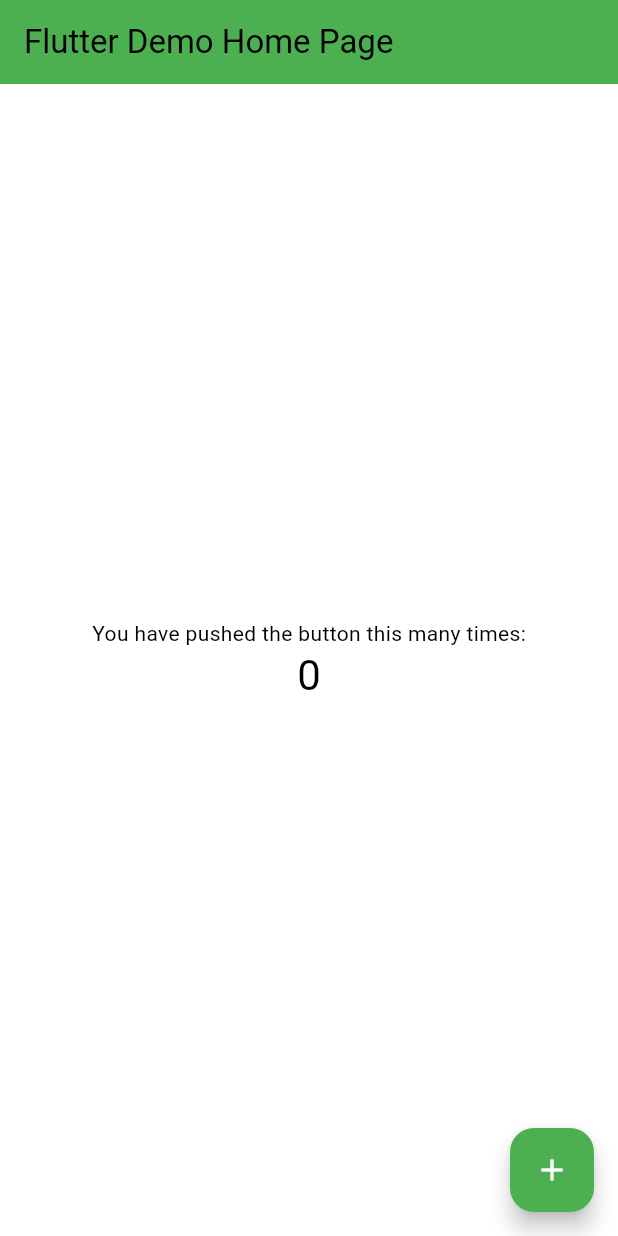
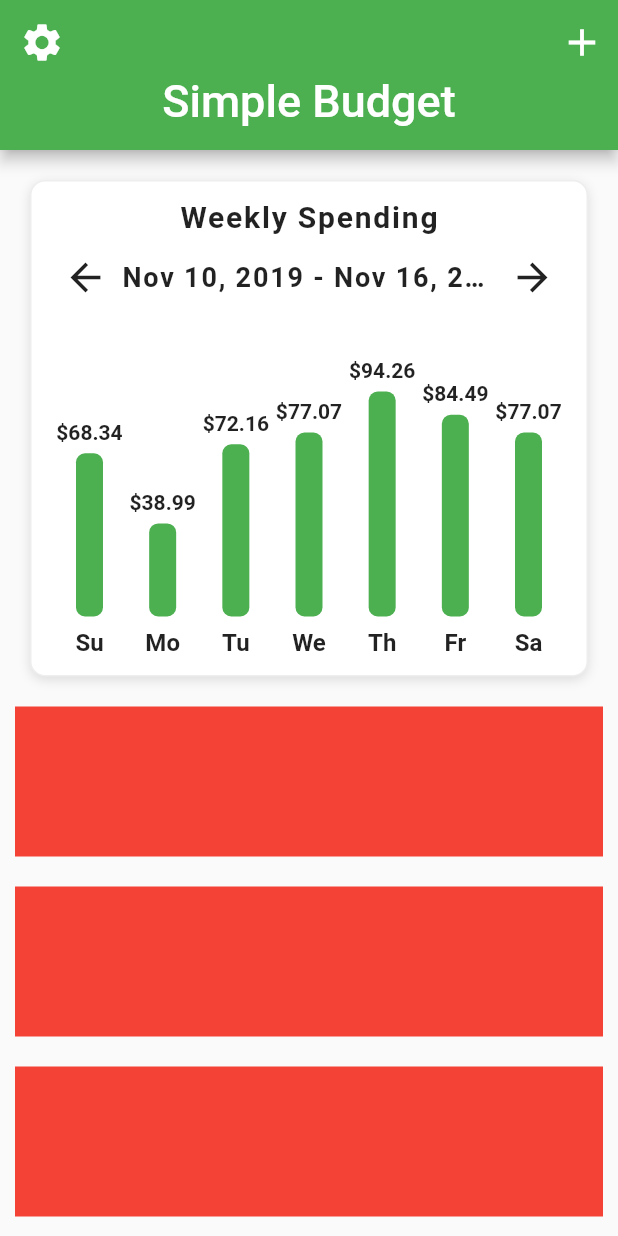
Before and after one commit to mobina-mvd/budget_app, a Flutter app: the screen it shows after launch, on a phone screen of 412 x 824 dp. Run offline on Flutter 3.47's test engine with Material 2 defaults, Android fonts, the phone set to English and light mode, and no system bars.

Commit message:
AppBar and BarChart in Done

```diff
--- a/lib/main.dart
+++ b/lib/main.dart
@@ -1,3 +1,4 @@
+import 'package:budget_app/screens/home_screen.dart';
 import 'package:flutter/material.dart';
 
 void main() {
@@ -11,12 +12,9 @@ class MyApp extends StatelessWidget {
   @override
   Widget build(BuildContext context) {
     return MaterialApp(
+      debugShowCheckedModeBanner: false,
       title: 'Flutter Budget App',
       theme: ThemeData(
-        appBarTheme: AppBarTheme(
-          color: Colors.green,
-          elevation: 3,
-        ),
         // This is the theme of your application.
         //
         // TRY THIS: Try running your application with "flutter run". You'll see
@@ -36,96 +34,9 @@ class MyApp extends StatelessWidget {
           primary: Colors.green,
           onPrimary: Colors.white,
         ),
-        useMaterial3: true,
+        // useMaterial3: true,
       ),
-      home: const MyHomePage(title: 'Flutter Demo Home Page'),
+      home: HomeScreen(),
     );
   }
 }
-
-class MyHomePage extends StatefulWidget {
-  const MyHomePage({super.key, required this.title});
-
-  // This widget is the home page of your application. It is stateful, meaning
-  // that it has a State object (defined below) that contains fields that affect
-  // how it looks.
-
-  // This class is the configuration for the state. It holds the values (in this
-  // case the title) provided by the parent (in this case the App widget) and
-  // used by the build method of the State. Fields in a Widget subclass are
-  // always marked "final".
-
-  final String title;
-
-  @override
-  State<MyHomePage> createState() => _MyHomePageState();
-}
-
-class _MyHomePageState extends State<MyHomePage> {
-  int _counter = 0;
-
-  void _incrementCounter() {
-    setState(() {
-      // This call to setState tells the Flutter framework that something has
-      // changed in this State, which causes it to rerun the build method below
-      // so that the display can reflect the updated values. If we changed
-      // _counter without calling setState(), then the build method would not be
-      // called again, and so nothing would appear to happen.
-      _counter++;
-    });
-  }
-
-  @override
-  Widget build(BuildContext context) {
-    // This method is rerun every time setState is called, for instance as done
-    // by the _incrementCounter method above.
-    //
-    // The Flutter framework has been optimized to make rerunning build methods
-    // fast, so that you can just rebuild anything that needs updating rather
-    // than having to individually change instances of widgets.
-    return Scaffold(
-      appBar: AppBar(
-        // TRY THIS: Try changing the color here to a specific color (to
-        // Colors.amber, perhaps?) and trigger a hot reload to see the AppBar
-        // change color while the other colors stay the same.
-        // Here we take the value from the MyHomePage object that was created by
-        // the App.build method, and use it to set our appbar title.
-        title: Text(widget.title),
-      ),
-      body: Center(
-        // Center is a layout widget. It takes a single child and positions it
-        // in the middle of the parent.
-        child: Column(
-          // Column is also a layout widget. It takes a list of children and
-          // arranges them vertically. By default, it sizes itself to fit its
-          // children horizontally, and tries to be as tall as its parent.
-          //
-          // Column has various properties to control how it sizes itself and
-          // how it positions its children. Here we use mainAxisAlignment to
-          // center the children vertically; the main axis here is the vertical
-          // axis because Columns are vertical (the cross axis would be
-          // horizontal).
-          //
-          // TRY THIS: Invoke "debug painting" (choose the "Toggle Debug Paint"
-          // action in the IDE, or press "p" in the console), to see the
-          // wireframe for each widget.
-          mainAxisAlignment: MainAxisAlignment.center,
-          children: <Widget>[
-            const Text(
-              'You have pushed the button this many times:',
-            ),
-            Text(
-              '$_counter',
-              style: Theme.of(context).textTheme.headlineMedium,
-            ),
-          ],
-        ),
-      ),
-      floatingActionButton: FloatingActionButton(
-        onPressed: _incrementCounter,
-        tooltip: 'Increment',
-        child: const Icon(Icons.add),
-      ), // This trailing comma makes auto-formatting nicer for build methods.
-    );
-  }
-}
--- /dev/null
+++ b/lib/screens/home_screen.dart
@@ -0,0 +1,79 @@
+import 'package:budget_app/data/data.dart';
+import 'package:budget_app/widgets/bar_chart.dart';
+import 'package:flutter/material.dart';
+
+class HomeScreen extends StatelessWidget {
+  const HomeScreen({super.key});
+
+  @override
+  Widget build(BuildContext context) {
+    return Scaffold(
+      body: CustomScrollView(
+        physics: const BouncingScrollPhysics(),
+        slivers: <Widget>[
+          SliverAppBar(
+            expandedHeight: 100,
+            forceElevated: true,
+            // floating: true,
+            pinned: true,
+            leading: IconButton(
+              onPressed: () {},
+              iconSize: 30,
+              icon: const Icon(Icons.settings),
+            ),
+            // title: Text('Simple Budget'),
+            // centerTitle: true,
+            actions: [
+              IconButton(
+                onPressed: () {},
+                iconSize: 30,
+                icon: const Icon(Icons.add),
+              ),
+            ],
+            flexibleSpace: const FlexibleSpaceBar(
+              centerTitle: true,
+              title: Text(
+                'Simple Budget',
+              ),
+            ),
+          ),
+          SliverList(
+            delegate: SliverChildBuilderDelegate(
+              (context, index) {
+                if (index == 0) {
+                  return Container(
+                    margin: const EdgeInsets.fromLTRB(20, 20, 20, 10),
+                    padding: const EdgeInsets.all(12),
+                    decoration: BoxDecoration(
+                      color: Colors.white,
+                      border: Border.all(
+                        width: 1,
+                        color: Colors.grey.shade200,
+                      ),
+                      borderRadius: BorderRadius.circular(10),
+                      boxShadow: const [
+                        BoxShadow(
+                          color: Colors.black12,
+                          offset: Offset(0, 2),
+                          blurRadius: 6,
+                        ),
+                      ],
+                    ),
+                    child: BarChart(expenses: weeklySpending),
+                  );
+                } else {
+                  return Container(
+                    margin: const EdgeInsets.all(10),
+                    height: 100,
+                    color: Colors.red,
+                  );
+                }
+              },
+              childCount: categories.length + 1,
+            ),
+          ),
+        ],
+      ),
+    );
+  }
+}
--- /dev/null
+++ b/lib/widgets/bar_chart.dart
@@ -0,0 +1,149 @@
+import 'package:flutter/material.dart';
+
+class BarChart extends StatelessWidget {
+  final List<double> expenses;
+
+  const BarChart({
+    super.key,
+    required this.expenses,
+  });
+
+  @override
+  Widget build(BuildContext context) {
+    double mostExpensive = 0;
+    for (var price in expenses) {
+      if (price > mostExpensive) {
+        mostExpensive = price;
+      }
+    }
+
+    return Column(
+      children: [
+        const Text(
+          'Weekly Spending',
+          style: TextStyle(
+            fontSize: 20,
+            fontWeight: FontWeight.bold,
+            letterSpacing: 1.2,
+          ),
+        ),
+        const SizedBox(height: 5),
+        Row(
+          mainAxisAlignment: MainAxisAlignment.spaceAround,
+          children: [
+            IconButton(
+              onPressed: () {},
+              iconSize: 30,
+              icon: const Icon(Icons.arrow_back),
+            ),
+            const Expanded(
+              child: Text(
+                'Nov 10, 2019 - Nov 16, 2019',
+                maxLines: 1,
+                overflow: TextOverflow.ellipsis,
+                style: TextStyle(
+                  fontSize: 18,
+                  fontWeight: FontWeight.w600,
+                  letterSpacing: 1.2,
+                ),
+              ),
+            ),
+            IconButton(
+              onPressed: () {},
+              iconSize: 30,
+              icon: const Icon(Icons.arrow_forward),
+            ),
+          ],
+        ),
+        const SizedBox(height: 30),
+        Row(
+          crossAxisAlignment: CrossAxisAlignment.end,
+          mainAxisAlignment: MainAxisAlignment.spaceEvenly,
+          children: [
+            Bar(
+              label: 'Su',
+              amountSpent: expenses[0],
+              mostExpensive: mostExpensive,
+            ),
+            Bar(
+              label: 'Mo',
+              amountSpent: expenses[1],
+              mostExpensive: mostExpensive,
+            ),
+            Bar(
+              label: 'Tu',
+              amountSpent: expenses[2],
+              mostExpensive: mostExpensive,
+            ),
+            Bar(
+              label: 'We',
+              amountSpent: expenses[3],
+              mostExpensive: mostExpensive,
+            ),
+            Bar(
+              label: 'Th',
+              amountSpent: expenses[4],
+              mostExpensive: mostExpensive,
+            ),
+            Bar(
+              label: 'Fr',
+              amountSpent: expenses[5],
+              mostExpensive: mostExpensive,
+            ),
+            Bar(
+              label: 'Sa',
+              amountSpent: expenses[6],
+              mostExpensive: mostExpensive,
+            ),
+          ],
+        ),
+      ],
+    );
+  }
+}
+
+class Bar extends StatelessWidget {
+  final String label;
+  final double amountSpent;
+  final double mostExpensive;
+  final double _maxBarHeight = 150;
+
+  const Bar({
+    super.key,
+    required this.label,
+    required this.amountSpent,
+    required this.mostExpensive,
+  });
+
+  @override
+  Widget build(BuildContext context) {
+    final barHeight = amountSpent / mostExpensive * _maxBarHeight;
+
+    return Column(
+      mainAxisAlignment: MainAxisAlignment.end,
+      children: [
+        Text(
+          '\$${amountSpent.toStringAsFixed(2)}',
+          style: const TextStyle(fontWeight: FontWeight.w600),
+        ),
+        const SizedBox(height: 6),
+        Container(
+          height: barHeight,
+          width: 18,
+          decoration: BoxDecoration(
+            borderRadius: BorderRadius.circular(6),
+            color: Theme.of(context).colorScheme.primary,
+          ),
+        ),
+        const SizedBox(height: 8),
+        Text(
+          label,
+          style: const TextStyle(
+            fontWeight: FontWeight.w600,
+            fontSize: 16,
+          ),
+        ),
+      ],
+    );
+  }
+}
```
